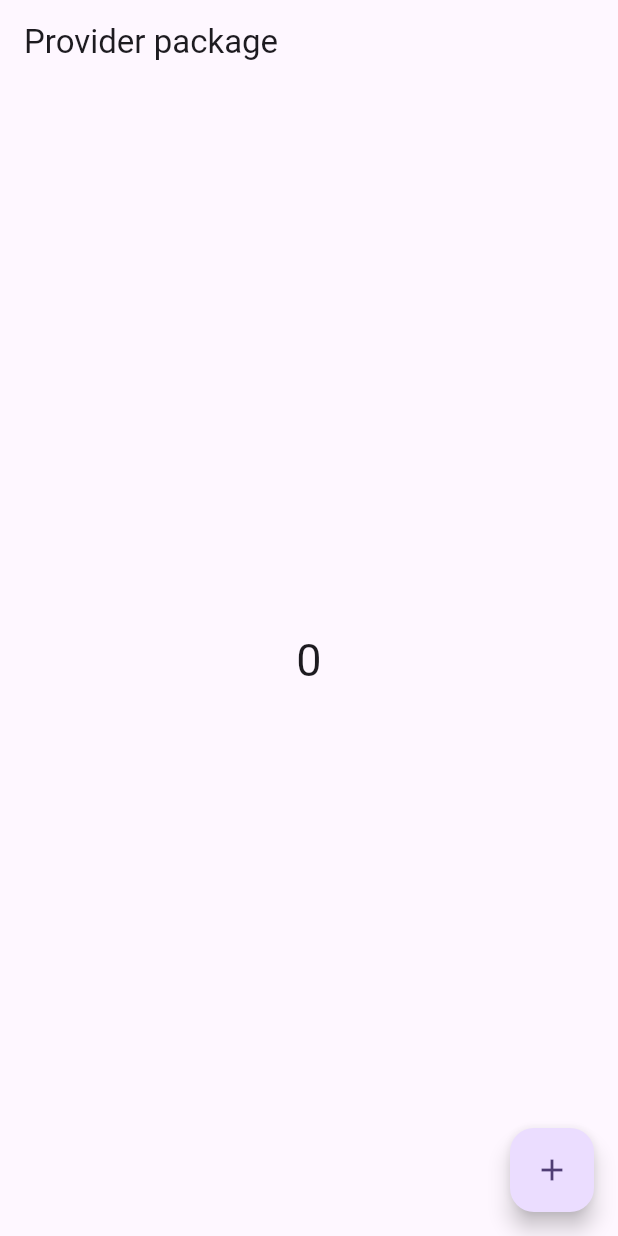
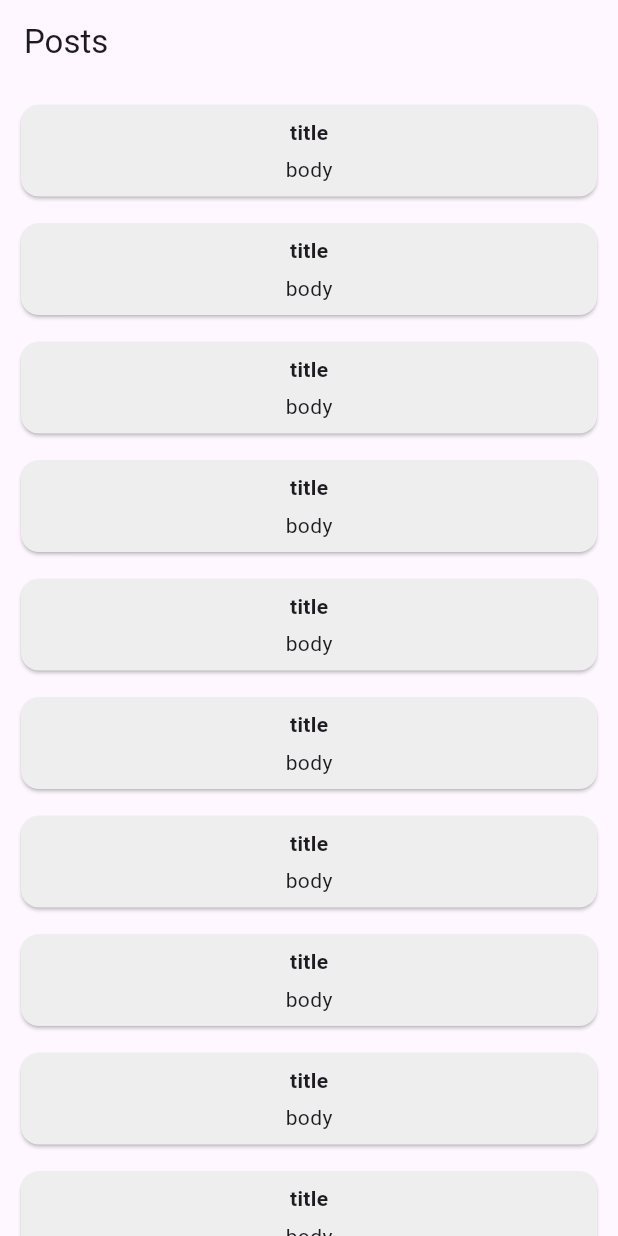
Before and after one commit to MohammadBahlaq/flutter_application_1, a Flutter app: the screen it shows after launch, on a phone screen of 412 x 824 dp. Run offline on Flutter 3.47's test engine with Material 3 defaults, Android fonts, the phone set to English and light mode, and no system bars; our stand-ins replace flutter_secure_storage, flutter_svg, geolocator, lottie, permission_handler, shared_preferences; missing offline and left inert: short_navigation.

Commit message:
http, api example with provider (posts)

```diff
--- /dev/null
+++ b/lib/api_example/posts/model/post_model.dart
@@ -0,0 +1,20 @@
+class PostModel {
+  final int userId;
+  final int id;
+  final String title;
+  final String body;
+
+  const PostModel({
+    required this.userId,
+    required this.id,
+    required this.title,
+    required this.body,
+  });
+
+  factory PostModel.fromJson(Map<String, dynamic> map) => PostModel(
+    userId: map['userId'],
+    id: map['id'],
+    title: map['title'],
+    body: map['body'],
+  );
+}
--- /dev/null
+++ b/lib/api_example/posts/view/posts_view.dart
@@ -0,0 +1,32 @@
+import 'package:flutter/material.dart';
+
+class PostsView extends StatelessWidget {
+  const PostsView({super.key});
+
+  @override
+  Widget build(BuildContext _) {
+    return Scaffold(
+      appBar: AppBar(title: Text('Posts')),
+      body: ListView.separated(
+        padding: const EdgeInsets.all(10),
+        itemCount: 100,
+        separatorBuilder: (context, index) => SizedBox(height: 10),
+        itemBuilder: (context, index) {
+          return Card(
+            color: Colors.grey[200],
+            child: Padding(
+              padding: const EdgeInsets.all(8.0),
+              child: Column(
+                children: [
+                  Text('title', style: TextStyle(fontWeight: FontWeight.bold)),
+                  SizedBox(height: 5),
+                  Text('body'),
+                ],
+              ),
+            ),
+          );
+        },
+      ),
+    );
+  }
+}
--- /dev/null
+++ b/lib/core/end_points.dart
@@ -0,0 +1,4 @@
+abstract class EndPoints {
+  static const String posts = 'posts';
+  static const String comments = 'comments';
+}
--- /dev/null
+++ b/lib/core/enums.dart
@@ -0,0 +1 @@
+enum ApiStatus { initial, loading, success, fail }
--- a/lib/main.dart
+++ b/lib/main.dart
@@ -2,6 +2,7 @@
 
 import 'package:flutter/material.dart';
 import 'package:flutter/services.dart';
+import 'package:flutter_application_1/api_example/posts/view/posts_view.dart';
 import 'package:flutter_application_1/packages/geolocator_package.dart';
 import 'package:flutter_application_1/packages/lottie_package.dart';
 import 'package:flutter_application_1/packages/permission_handler_package.dart';
@@ -54,11 +55,12 @@ class MyApp extends StatelessWidget {
   Widget build(BuildContext context) {
     return MaterialApp(
       debugShowCheckedModeBanner: false,
+      navigatorKey: Go.navigatorKey,
       theme: ThemeData(
         useMaterial3: true,
         colorScheme: ColorScheme.fromSeed(seedColor: Colors.deepPurple),
       ),
-      home: ProviderPackage(),
+      home: PostsView(),
       routes: {
         'pageOne': (_) => PageOne(),
         'pageTwo': (_) => PageTwo(),
--- a/pubspec.yaml
+++ b/pubspec.yaml
@@ -43,6 +43,7 @@ dependencies:
   flutter_secure_storage: ^9.2.4
   provider: ^6.1.5
   geolocator: ^14.0.1
+  http: ^1.4.0
 
 dev_dependencies:
   flutter_test:
```
Also changed, not shown: lib/api_example/posts/controller/post_controller.dart (added, +39 -0 lines), lib/core/api_service.dart (added, +45 -0 lines), pubspec.lock.
